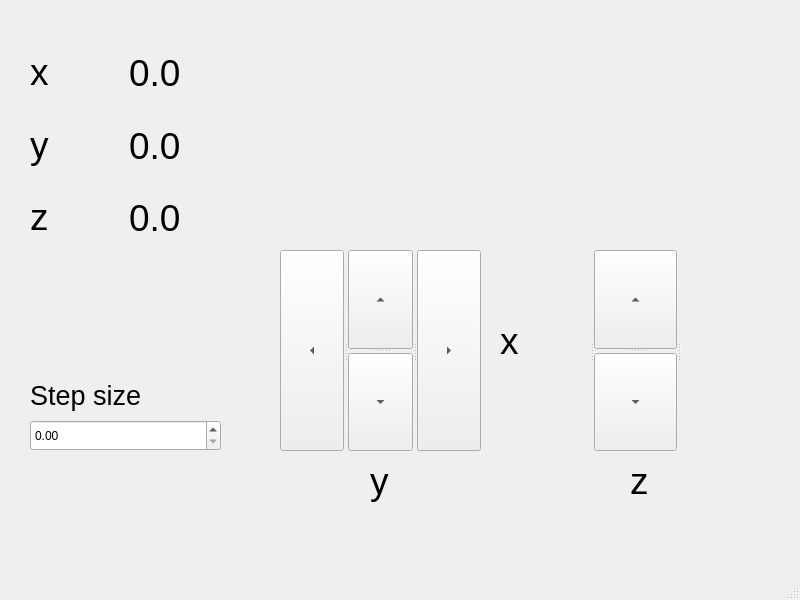
Above: gui/Piezo/ui_APTpiezo_gui.ui from trezitorul/qudi before the change. Below: the same form after it.
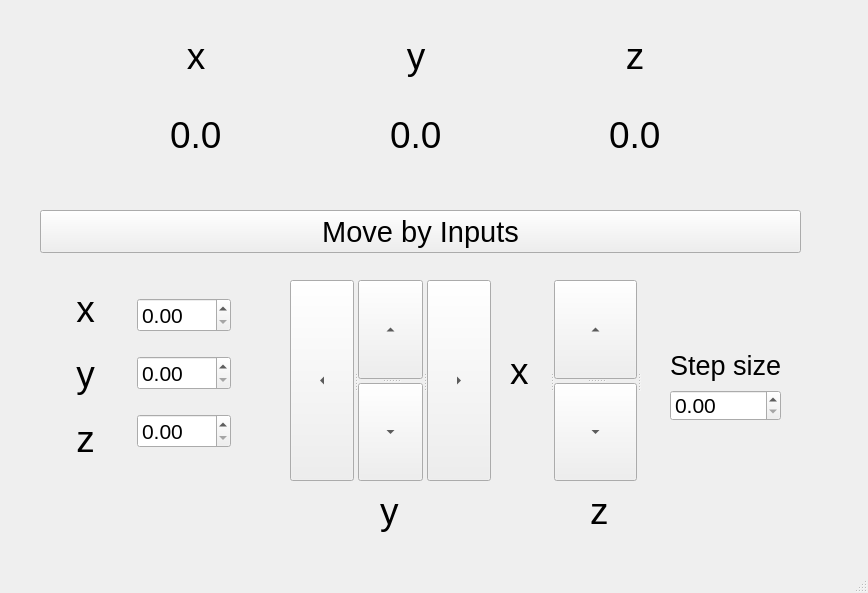
That is the form after the change.

Commit message: PID LAC and updates to piezo GUI

Patch:
```diff
--- a/gui/Piezo/ui_APTpiezo_gui.ui
+++ b/gui/Piezo/ui_APTpiezo_gui.ui
@@ -6,8 +6,8 @@
    <rect>
     <x>0</x>
     <y>0</y>
-    <width>800</width>
-    <height>600</height>
+    <width>868</width>
+    <height>593</height>
    </rect>
   </property>
   <property name="windowTitle">
@@ -17,18 +17,23 @@
    <widget class="QDoubleSpinBox" name="StepSize">
     <property name="geometry">
      <rect>
-      <x>30</x>
-      <y>420</y>
-      <width>191</width>
+      <x>670</x>
+      <y>390</y>
+      <width>111</width>
       <height>31</height>
      </rect>
     </property>
+    <property name="font">
+     <font>
+      <pointsize>16</pointsize>
+     </font>
+    </property>
    </widget>
    <widget class="QLabel" name="label">
     <property name="geometry">
      <rect>
-      <x>30</x>
-      <y>370</y>
+      <x>670</x>
+      <y>340</y>
       <width>151</width>
       <height>51</height>
      </rect>
@@ -40,8 +45,8 @@
    <widget class="QSplitter" name="splitter_5">
     <property name="geometry">
      <rect>
-      <x>590</x>
-      <y>250</y>
+      <x>550</x>
+      <y>280</y>
       <width>91</width>
       <height>201</height>
      </rect>
@@ -90,8 +95,8 @@
    <widget class="QLabel" name="xVal_5">
     <property name="geometry">
      <rect>
-      <x>370</x>
-      <y>450</y>
+      <x>380</x>
+      <y>480</y>
       <width>23</width>
       <height>64</height>
      </rect>
@@ -103,8 +108,8 @@
    <widget class="QLabel" name="xVal_6">
     <property name="geometry">
      <rect>
-      <x>500</x>
-      <y>310</y>
+      <x>510</x>
+      <y>340</y>
       <width>23</width>
       <height>64</height>
      </rect>
@@ -116,8 +121,8 @@
    <widget class="QLabel" name="xVal_7">
     <property name="geometry">
      <rect>
-      <x>630</x>
-      <y>450</y>
+      <x>590</x>
+      <y>480</y>
       <width>23</width>
       <height>64</height>
      </rect>
@@ -126,101 +131,11 @@
      <string>&lt;html&gt;&lt;head/&gt;&lt;body&gt;&lt;p&gt;&lt;span style=&quot; font-size:28pt;&quot;&gt;z&lt;/span&gt;&lt;/p&gt;&lt;/body&gt;&lt;/html&gt;</string>
     </property>
    </widget>
-   <widget class="QWidget" name="layoutWidget">
-    <property name="geometry">
-     <rect>
-      <x>30</x>
-      <y>40</y>
-      <width>151</width>
-      <height>211</height>
-     </rect>
-    </property>
-    <layout class="QHBoxLayout" name="horizontalLayout">
-     <item>
-      <layout class="QVBoxLayout" name="verticalLayout_2">
-       <item>
-        <widget class="QLabel" name="xVal_2">
-         <property name="text">
-          <string>&lt;html&gt;&lt;head/&gt;&lt;body&gt;&lt;p&gt;&lt;span style=&quot; font-size:28pt;&quot;&gt;x&lt;/span&gt;&lt;/p&gt;&lt;/body&gt;&lt;/html&gt;</string>
-         </property>
-        </widget>
-       </item>
-       <item>
-        <widget class="QLabel" name="xVal_3">
-         <property name="text">
-          <string>&lt;html&gt;&lt;head/&gt;&lt;body&gt;&lt;p&gt;&lt;span style=&quot; font-size:28pt;&quot;&gt;y&lt;/span&gt;&lt;/p&gt;&lt;/body&gt;&lt;/html&gt;</string>
-         </property>
-        </widget>
-       </item>
-       <item>
-        <widget class="QLabel" name="xVal_4">
-         <property name="text">
-          <string>&lt;html&gt;&lt;head/&gt;&lt;body&gt;&lt;p&gt;&lt;span style=&quot; font-size:28pt;&quot;&gt;z&lt;/span&gt;&lt;/p&gt;&lt;/body&gt;&lt;/html&gt;</string>
-         </property>
-        </widget>
-       </item>
-      </layout>
-     </item>
-     <item>
-      <spacer name="horizontalSpacer">
-       <property name="orientation">
-        <enum>Qt::Horizontal</enum>
-       </property>
-       <property name="sizeHint" stdset="0">
-        <size>
-         <width>38</width>
-         <height>20</height>
-        </size>
-       </property>
-      </spacer>
-     </item>
-     <item>
-      <layout class="QVBoxLayout" name="verticalLayout">
-       <item>
-        <widget class="QLabel" name="xVal">
-         <property name="font">
-          <font>
-           <pointsize>28</pointsize>
-          </font>
-         </property>
-         <property name="text">
-          <string>0.0</string>
-         </property>
-        </widget>
-       </item>
-       <item>
-        <widget class="QLabel" name="yVal">
-         <property name="font">
-          <font>
-           <pointsize>28</pointsize>
-          </font>
-         </property>
-         <property name="text">
-          <string>0.0</string>
-         </property>
-        </widget>
-       </item>
-       <item>
-        <widget class="QLabel" name="zVal">
-         <property name="font">
-          <font>
-           <pointsize>28</pointsize>
-          </font>
-         </property>
-         <property name="text">
-          <string>0.0</string>
-         </property>
-        </widget>
-       </item>
-      </layout>
-     </item>
-    </layout>
-   </widget>
    <widget class="QSplitter" name="splitter_4">
     <property name="geometry">
      <rect>
-      <x>280</x>
-      <y>250</y>
+      <x>290</x>
+      <y>280</y>
       <width>201</width>
       <height>201</height>
      </rect>
@@ -288,6 +203,208 @@
      </widget>
     </widget>
    </widget>
+   <widget class="QWidget" name="layoutWidget">
+    <property name="geometry">
+     <rect>
+      <x>40</x>
+      <y>280</y>
+      <width>191</width>
+      <height>189</height>
+     </rect>
+    </property>
+    <layout class="QHBoxLayout" name="horizontalLayout_2">
+     <item>
+      <layout class="QVBoxLayout" name="verticalLayout_4">
+       <item>
+        <widget class="QLabel" name="xVal_8">
+         <property name="text">
+          <string>&lt;html&gt;&lt;head/&gt;&lt;body&gt;&lt;p align=&quot;center&quot;&gt;&lt;span style=&quot; font-size:28pt;&quot;&gt;x&lt;/span&gt;&lt;/p&gt;&lt;/body&gt;&lt;/html&gt;</string>
+         </property>
+        </widget>
+       </item>
+       <item>
+        <widget class="QLabel" name="xVal_9">
+         <property name="text">
+          <string>&lt;html&gt;&lt;head/&gt;&lt;body&gt;&lt;p align=&quot;center&quot;&gt;&lt;span style=&quot; font-size:28pt;&quot;&gt;y&lt;/span&gt;&lt;/p&gt;&lt;/body&gt;&lt;/html&gt;</string>
+         </property>
+        </widget>
+       </item>
+       <item>
+        <widget class="QLabel" name="xVal_10">
+         <property name="text">
+          <string>&lt;html&gt;&lt;head/&gt;&lt;body&gt;&lt;p align=&quot;center&quot;&gt;&lt;span style=&quot; font-size:28pt;&quot;&gt;z&lt;/span&gt;&lt;/p&gt;&lt;/body&gt;&lt;/html&gt;</string>
+         </property>
+        </widget>
+       </item>
+      </layout>
+     </item>
+     <item>
+      <layout class="QVBoxLayout" name="verticalLayout_3">
+       <item>
+        <widget class="QDoubleSpinBox" name="inputX">
+         <property name="font">
+          <font>
+           <pointsize>16</pointsize>
+          </font>
+         </property>
+         <property name="maximum">
+          <double>200.000000000000000</double>
+         </property>
+        </widget>
+       </item>
+       <item>
+        <widget class="QDoubleSpinBox" name="inputY">
+         <property name="font">
+          <font>
+           <pointsize>16</pointsize>
+          </font>
+         </property>
+         <property name="maximum">
+          <double>200.000000000000000</double>
+         </property>
+        </widget>
+       </item>
+       <item>
+        <widget class="QDoubleSpinBox" name="inputZ">
+         <property name="font">
+          <font>
+           <pointsize>16</pointsize>
+          </font>
+         </property>
+         <property name="maximum">
+          <double>200.000000000000000</double>
+         </property>
+        </widget>
+       </item>
+      </layout>
+     </item>
+    </layout>
+   </widget>
+   <widget class="QPushButton" name="switchMode">
+    <property name="geometry">
+     <rect>
+      <x>40</x>
+      <y>210</y>
+      <width>761</width>
+      <height>43</height>
+     </rect>
+    </property>
+    <property name="font">
+     <font>
+      <pointsize>22</pointsize>
+     </font>
+    </property>
+    <property name="text">
+     <string>Move by Inputs</string>
+    </property>
+   </widget>
+   <widget class="QWidget" name="">
+    <property name="geometry">
+     <rect>
+      <x>170</x>
+      <y>20</y>
+      <width>491</width>
+      <height>151</height>
+     </rect>
+    </property>
+    <layout class="QHBoxLayout" name="horizontalLayout">
+     <item>
+      <layout class="QVBoxLayout" name="verticalLayout">
+       <item>
+        <widget class="QLabel" name="xVal_2">
+         <property name="text">
+          <string>&lt;html&gt;&lt;head/&gt;&lt;body&gt;&lt;p align=&quot;center&quot;&gt;&lt;span style=&quot; font-size:28pt;&quot;&gt;x&lt;/span&gt;&lt;/p&gt;&lt;/body&gt;&lt;/html&gt;</string>
+         </property>
+        </widget>
+       </item>
+       <item>
+        <widget class="QLabel" name="xVal">
+         <property name="font">
+          <font>
+           <pointsize>28</pointsize>
+          </font>
+         </property>
+         <property name="text">
+          <string>0.0</string>
+         </property>
+        </widget>
+       </item>
+      </layout>
+     </item>
+     <item>
+      <spacer name="horizontalSpacer_2">
+       <property name="orientation">
+        <enum>Qt::Horizontal</enum>
+       </property>
+       <property name="sizeHint" stdset="0">
+        <size>
+         <width>38</width>
+         <height>20</height>
+        </size>
+       </property>
+      </spacer>
+     </item>
+     <item>
+      <layout class="QVBoxLayout" name="verticalLayout_2">
+       <item>
+        <widget class="QLabel" name="xVal_3">
+         <property name="text">
+          <string>&lt;html&gt;&lt;head/&gt;&lt;body&gt;&lt;p align=&quot;center&quot;&gt;&lt;span style=&quot; font-size:28pt;&quot;&gt;y&lt;/span&gt;&lt;/p&gt;&lt;/body&gt;&lt;/html&gt;</string>
+         </property>
+        </widget>
+       </item>
+       <item>
+        <widget class="QLabel" name="yVal">
+         <property name="font">
+          <font>
+           <pointsize>28</pointsize>
+          </font>
+         </property>
+         <property name="text">
+          <string>0.0</string>
+         </property>
+        </widget>
+       </item>
+      </layout>
+     </item>
+     <item>
+      <spacer name="horizontalSpacer">
+       <property name="orientation">
+        <enum>Qt::Horizontal</enum>
+       </property>
+       <property name="sizeHint" stdset="0">
+        <size>
+         <width>38</width>
+         <height>20</height>
+        </size>
+       </property>
+      </spacer>
+     </item>
+     <item>
+      <layout class="QVBoxLayout" name="verticalLayout_5">
+       <item>
+        <widget class="QLabel" name="xVal_4">
+         <property name="text">
+          <string>&lt;html&gt;&lt;head/&gt;&lt;body&gt;&lt;p align=&quot;center&quot;&gt;&lt;span style=&quot; font-size:28pt;&quot;&gt;z&lt;/span&gt;&lt;/p&gt;&lt;/body&gt;&lt;/html&gt;</string>
+         </property>
+        </widget>
+       </item>
+       <item>
+        <widget class="QLabel" name="zVal">
+         <property name="font">
+          <font>
+           <pointsize>28</pointsize>
+          </font>
+         </property>
+         <property name="text">
+          <string>0.0</string>
+         </property>
+        </widget>
+       </item>
+      </layout>
+     </item>
+    </layout>
+   </widget>
   </widget>
   <widget class="QMenuBar" name="menubar">
    <property name="geometry">
```
Left out of the diff: 2 changed lines with no effect on the pictures. The commit also changes 5 other files.
